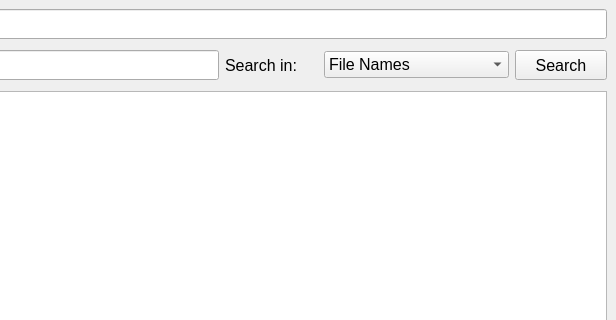
Before: the Qt Designer form mainwindow.ui in nhatanh0104/Boba, drawn with Qt 5; both pictures show x 714 to 1330 and y 0 to 320 of the 1330 by 854 pixel window.
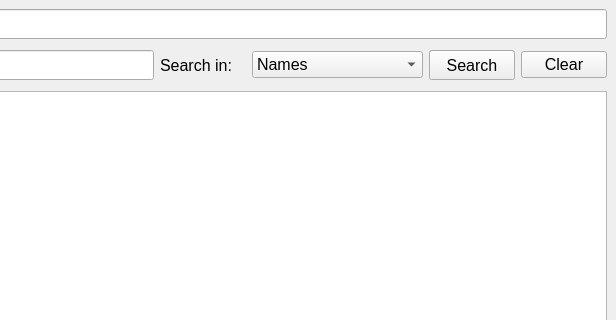
After: the same form once the commit is applied.

Patch:
```diff
--- a/mainwindow.ui
+++ b/mainwindow.ui
@@ -178,7 +178,7 @@
             </property>
             <item>
              <property name="text">
-              <string>File Names</string>
+              <string>Names</string>
              </property>
             </item>
             <item>
@@ -207,6 +207,19 @@
             </property>
            </widget>
           </item>
+          <item>
+           <widget class="QPushButton" name="clearButton">
+            <property name="sizePolicy">
+             <sizepolicy hsizetype="Minimum" vsizetype="Fixed">
+              <horstretch>1</horstretch>
+              <verstretch>0</verstretch>
+             </sizepolicy>
+            </property>
+            <property name="text">
+             <string>Clear</string>
+            </property>
+           </widget>
+          </item>
          </layout>
         </widget>
        </item>
```
Left out of the diff: 25 changed lines with no effect on the pictures. Lines whose indentation alone changed are shown as unchanged.
